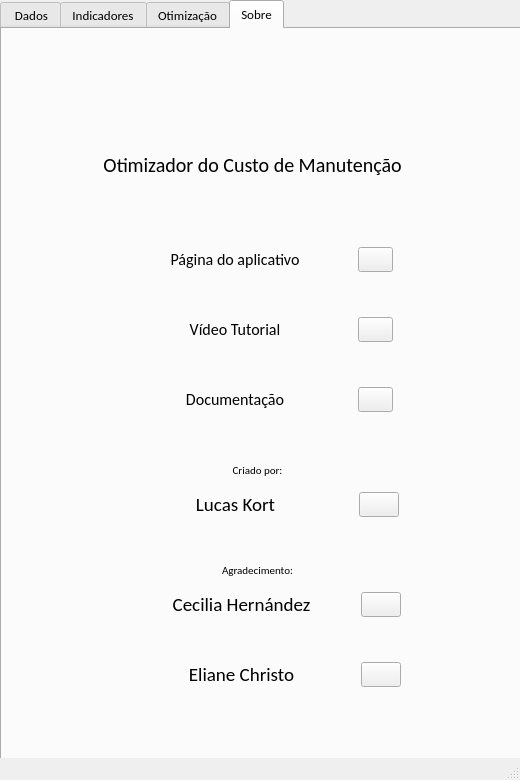
Before: the Qt Designer form app/app_gui.ui in LukeKort/OCM, drawn with Qt 5.
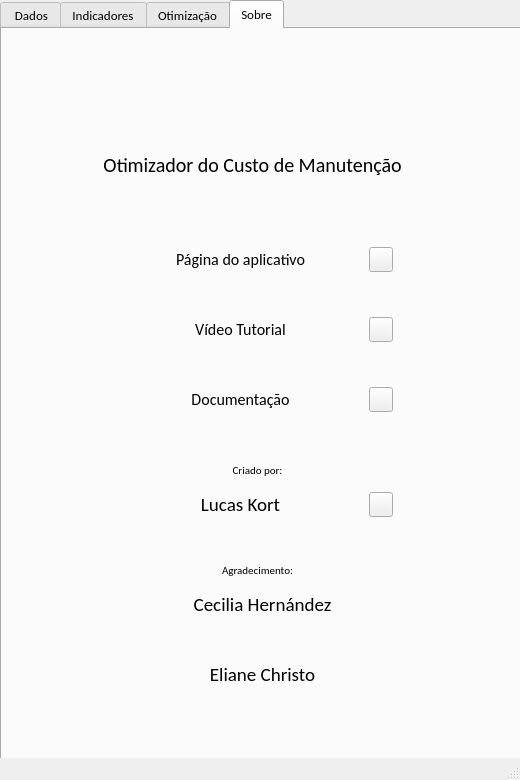
After: the same form once the commit is applied. The open tabs and pages were chosen to show the change. Icons and pictures are not drawn.

Patch:
```diff
--- a/app/app_gui.ui
+++ b/app/app_gui.ui
@@ -2612,6 +2612,12 @@
               <verstretch>8</verstretch>
              </sizepolicy>
             </property>
+            <property name="maximumSize">
+             <size>
+              <width>24</width>
+              <height>16777215</height>
+             </size>
+            </property>
             <property name="styleSheet">
              <string notr="true">border-image: url(:/icons/icons/link_to_page.png);</string>
             </property>
@@ -2697,6 +2703,12 @@
               <verstretch>8</verstretch>
              </sizepolicy>
             </property>
+            <property name="maximumSize">
+             <size>
+              <width>24</width>
+              <height>16777215</height>
+             </size>
+            </property>
             <property name="styleSheet">
              <string notr="true">border-image: url(:/icons/icons/link_to_page.png);</string>
             </property>
@@ -2782,6 +2794,12 @@
               <verstretch>8</verstretch>
              </sizepolicy>
             </property>
+            <property name="maximumSize">
+             <size>
+              <width>24</width>
+              <height>16777215</height>
+             </size>
+            </property>
             <property name="styleSheet">
              <string notr="true">border-image: url(:/icons/icons/link_to_page.png);</string>
             </property>
@@ -2875,7 +2893,7 @@
             </property>
             <property name="maximumSize">
              <size>
-              <width>40</width>
+              <width>24</width>
               <height>16777215</height>
              </size>
             </property>
@@ -2962,28 +2980,6 @@
             </property>
            </widget>
           </item>
-          <item>
-           <widget class="QPushButton" name="link_cecilia">
-            <property name="sizePolicy">
-             <sizepolicy hsizetype="Minimum" vsizetype="Fixed">
-              <horstretch>3</horstretch>
-              <verstretch>8</verstretch>
-             </sizepolicy>
-            </property>
-            <property name="maximumSize">
-             <size>
-              <width>40</width>
-              <height>16777215</height>
-             </size>
-            </property>
-            <property name="styleSheet">
-             <string notr="true">border-image: url(:/icons/icons/link_to_page.png);</string>
-            </property>
-            <property name="text">
-             <string/>
-            </property>
-           </widget>
-          </item>
           <item>
            <spacer name="horizontalSpacer_26">
             <property name="orientation">
@@ -3059,28 +3055,6 @@
             </property>
            </widget>
           </item>
-          <item>
-           <widget class="QPushButton" name="link_eliane">
-            <property name="sizePolicy">
-             <sizepolicy hsizetype="Minimum" vsizetype="Fixed">
-              <horstretch>3</horstretch>
-              <verstretch>8</verstretch>
-             </sizepolicy>
-            </property>
-            <property name="maximumSize">
-             <size>
-              <width>40</width>
-              <height>16777215</height>
-             </size>
-            </property>
-            <property name="styleSheet">
-             <string notr="true">border-image: url(:/icons/icons/link_to_page.png);</string>
-            </property>
-            <property name="text">
-             <string/>
-            </property>
-           </widget>
-          </item>
           <item>
            <spacer name="horizontalSpacer_28">
             <property name="orientation">
```
Left out of the diff: 2 changed lines with no effect on the pictures.
